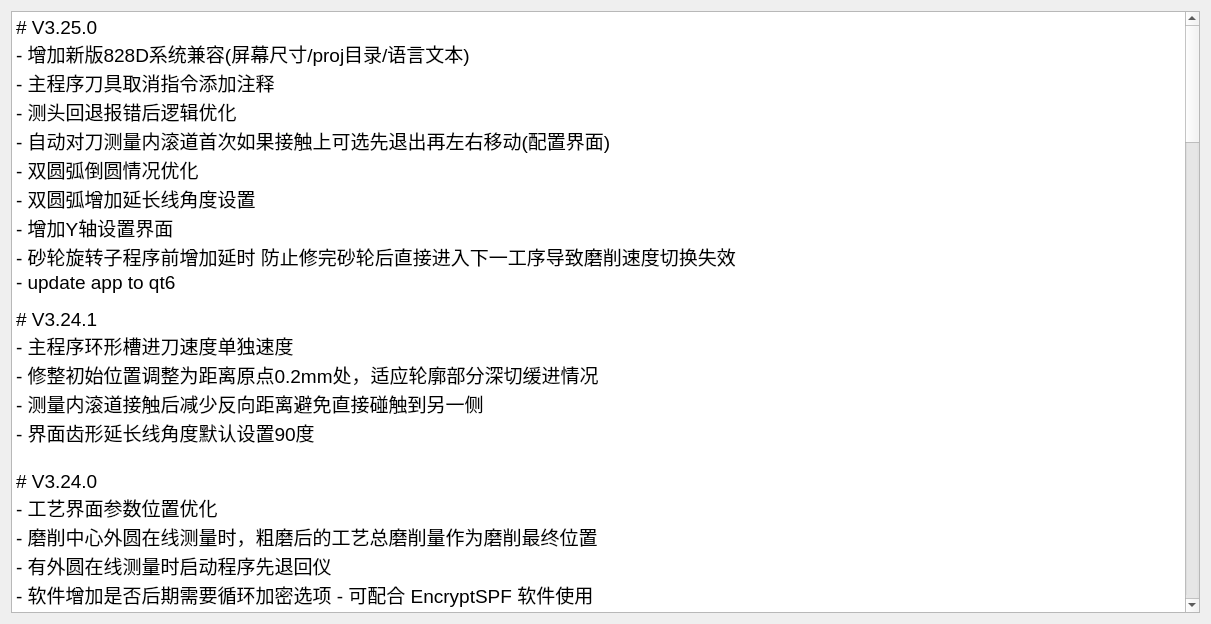
This is history.ui in nie11kun/HorizonJuicerCreator as Qt 5 draws it before an edit. The edited form follows.
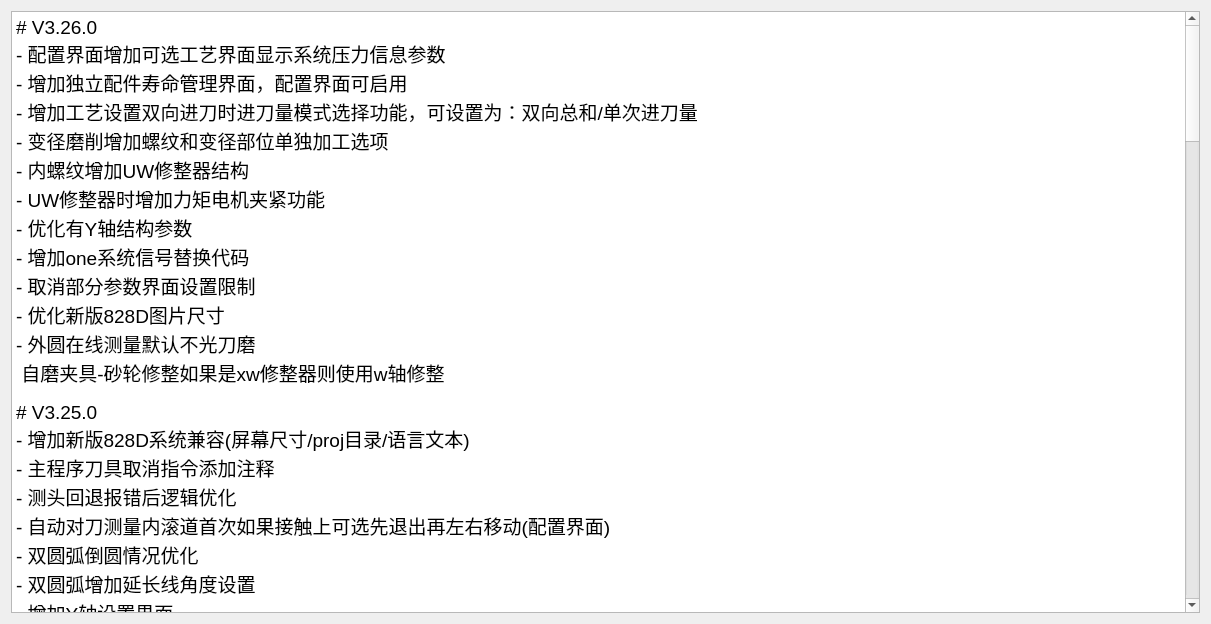
This is the edited form.

```diff
--- a/history.ui
+++ b/history.ui
@@ -24,6 +24,20 @@
 li.unchecked::marker { content: &quot;\2610&quot;; }
 li.checked::marker { content: &quot;\2612&quot;; }
 &lt;/style&gt;&lt;/head&gt;&lt;body style=&quot; font-family:'Segoe UI'; font-size:9pt; font-weight:400; font-style:normal;&quot;&gt;
+&lt;p style=&quot; margin-top:0px; margin-bottom:0px; margin-left:0px; margin-right:0px; -qt-block-indent:0; text-indent:0px;&quot;&gt;&lt;span style=&quot; font-size:14pt;&quot;&gt;# V3.26.0&lt;/span&gt;&lt;/p&gt;
+&lt;p style=&quot; margin-top:0px; margin-bottom:0px; margin-left:0px; margin-right:0px; -qt-block-indent:0; text-indent:0px;&quot;&gt;&lt;span style=&quot; font-size:14pt;&quot;&gt;- 配置界面增加可选工艺界面显示系统压力信息参数&lt;/span&gt;&lt;/p&gt;
+&lt;p style=&quot; margin-top:0px; margin-bottom:0px; margin-left:0px; margin-right:0px; -qt-block-indent:0; text-indent:0px;&quot;&gt;&lt;span style=&quot; font-size:14pt;&quot;&gt;- 增加独立配件寿命管理界面，配置界面可启用&lt;/span&gt;&lt;/p&gt;
+&lt;p style=&quot; margin-top:0px; margin-bottom:0px; margin-left:0px; margin-right:0px; -qt-block-indent:0; text-indent:0px;&quot;&gt;&lt;span style=&quot; font-size:14pt;&quot;&gt;- 增加工艺设置双向进刀时进刀量模式选择功能，可设置为：双向总和/单次进刀量&lt;/span&gt;&lt;/p&gt;
+&lt;p style=&quot; margin-top:0px; margin-bottom:0px; margin-left:0px; margin-right:0px; -qt-block-indent:0; text-indent:0px;&quot;&gt;&lt;span style=&quot; font-size:14pt;&quot;&gt;- 变径磨削增加螺纹和变径部位单独加工选项&lt;/span&gt;&lt;/p&gt;
+&lt;p style=&quot; margin-top:0px; margin-bottom:0px; margin-left:0px; margin-right:0px; -qt-block-indent:0; text-indent:0px;&quot;&gt;&lt;span style=&quot; font-size:14pt;&quot;&gt;- 内螺纹增加UW修整器结构&lt;/span&gt;&lt;/p&gt;
+&lt;p style=&quot; margin-top:0px; margin-bottom:0px; margin-left:0px; margin-right:0px; -qt-block-indent:0; text-indent:0px;&quot;&gt;&lt;span style=&quot; font-size:14pt;&quot;&gt;- UW修整器时增加力矩电机夹紧功能&lt;/span&gt;&lt;/p&gt;
+&lt;p style=&quot; margin-top:0px; margin-bottom:0px; margin-left:0px; margin-right:0px; -qt-block-indent:0; text-indent:0px;&quot;&gt;&lt;span style=&quot; font-size:14pt;&quot;&gt;- 优化有Y轴结构参数&lt;/span&gt;&lt;/p&gt;
+&lt;p style=&quot; margin-top:0px; margin-bottom:0px; margin-left:0px; margin-right:0px; -qt-block-indent:0; text-indent:0px;&quot;&gt;&lt;span style=&quot; font-size:14pt;&quot;&gt;- 增加one系统信号替换代码&lt;/span&gt;&lt;/p&gt;
+&lt;p style=&quot; margin-top:0px; margin-bottom:0px; margin-left:0px; margin-right:0px; -qt-block-indent:0; text-indent:0px;&quot;&gt;&lt;span style=&quot; font-size:14pt;&quot;&gt;- 取消部分参数界面设置限制&lt;/span&gt;&lt;/p&gt;
+&lt;p style=&quot; margin-top:0px; margin-bottom:0px; margin-left:0px; margin-right:0px; -qt-block-indent:0; text-indent:0px;&quot;&gt;&lt;span style=&quot; font-size:14pt;&quot;&gt;- 优化新版828D图片尺寸&lt;/span&gt;&lt;/p&gt;
+&lt;p style=&quot; margin-top:0px; margin-bottom:0px; margin-left:0px; margin-right:0px; -qt-block-indent:0; text-indent:0px;&quot;&gt;&lt;span style=&quot; font-size:14pt;&quot;&gt;- 外圆在线测量默认不光刀磨&lt;/span&gt;&lt;/p&gt;
+&lt;p style=&quot; margin-top:0px; margin-bottom:0px; margin-left:0px; margin-right:0px; -qt-block-indent:0; text-indent:0px;&quot;&gt;&lt;span style=&quot; font-size:14pt;&quot;&gt; 自磨夹具-砂轮修整如果是xw修整器则使用w轴修整&lt;/span&gt;&lt;/p&gt;
+&lt;p style=&quot;-qt-paragraph-type:empty; margin-top:0px; margin-bottom:0px; margin-left:0px; margin-right:0px; -qt-block-indent:0; text-indent:0px;&quot;&gt;&lt;br /&gt;&lt;/p&gt;
 &lt;p style=&quot; margin-top:0px; margin-bottom:0px; margin-left:0px; margin-right:0px; -qt-block-indent:0; text-indent:0px;&quot;&gt;&lt;span style=&quot; font-size:14pt;&quot;&gt;# V3.25.0&lt;/span&gt;&lt;/p&gt;
 &lt;p style=&quot; margin-top:0px; margin-bottom:0px; margin-left:0px; margin-right:0px; -qt-block-indent:0; text-indent:0px;&quot;&gt;&lt;span style=&quot; font-size:14pt;&quot;&gt;- 增加新版828D系统兼容(屏幕尺寸/proj目录/语言文本)&lt;/span&gt;&lt;/p&gt;
 &lt;p style=&quot; margin-top:0px; margin-bottom:0px; margin-left:0px; margin-right:0px; -qt-block-indent:0; text-indent:0px;&quot;&gt;&lt;span style=&quot; font-size:14pt;&quot;&gt;- 主程序刀具取消指令添加注释&lt;/span&gt;&lt;/p&gt;
```
